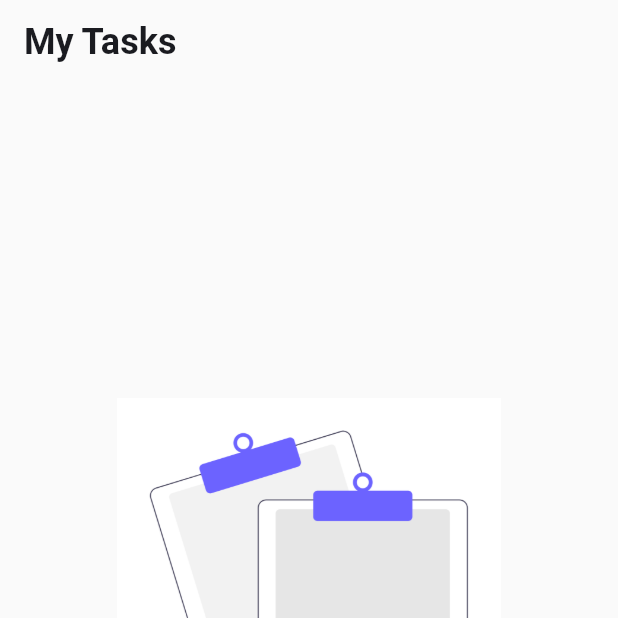
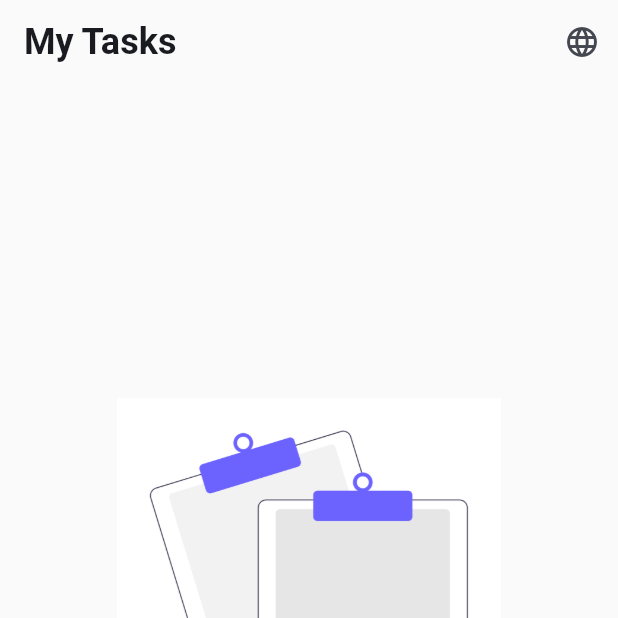
Before and after one commit to Seddek-Nadhem/todo_app, a Flutter app: the screen it shows after launch, on a phone screen of 412 x 824 dp, the top half of it. Run offline on Flutter 3.47's test engine with Material 3 defaults, Android fonts, the phone set to English and light mode, and no system bars; our stand-ins replace equatable, flutter_bloc, get_it, sqflite; accounts and stored records are empty.

Commit message:
feat: add language toggle to AppBar and localize main title

```diff
--- a/lib/presentation/pages/home_page.dart
+++ b/lib/presentation/pages/home_page.dart
@@ -1,6 +1,8 @@
 import 'package:flutter/material.dart';
 import 'package:flutter_bloc/flutter_bloc.dart';
+import 'package:todo_app/core/extensions/build_context_extension.dart';
 import 'package:todo_app/domain/entities/todo.dart';
+import 'package:todo_app/presentation/cubits/locale_cubit.dart';
 import 'package:todo_app/presentation/cubits/todo_cubit.dart';
 import 'package:todo_app/presentation/cubits/todo_state.dart';
 import 'package:todo_app/presentation/widgets/todo_bottom_sheet.dart';
@@ -13,13 +15,20 @@ class HomePage extends StatelessWidget {
     return Scaffold(
       backgroundColor: Colors.grey[50], // Soft background color
       appBar: AppBar(
-        title: const Text(
-          'My Tasks',
+        title: Text(
+          context.l10n.appTitle,
           style: TextStyle(fontWeight: FontWeight.bold, fontSize: 24),
         ),
-        // since deleting centerTitle: false gives us the same result as it is now, why not just delete it?
         centerTitle: false,
         elevation: 0,
+        actions: [
+          IconButton(
+            onPressed: () {
+              context.read<LocaleCubit>().toggleLanguages();
+            },
+            icon: Icon(Icons.language),
+          ),
+        ],
         backgroundColor: Colors.transparent,
       ),
       body: BlocBuilder<TodoCubit, TodoState>(
```
Also changed, not shown: lib/core/extensions/build_context_extension.dart (added, +7 -0 lines).
